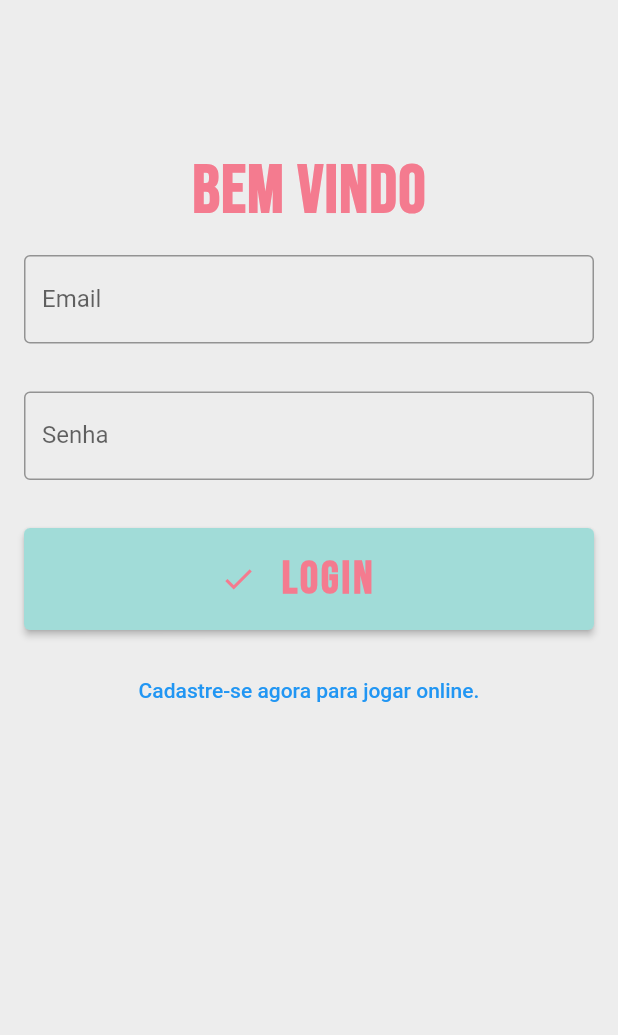
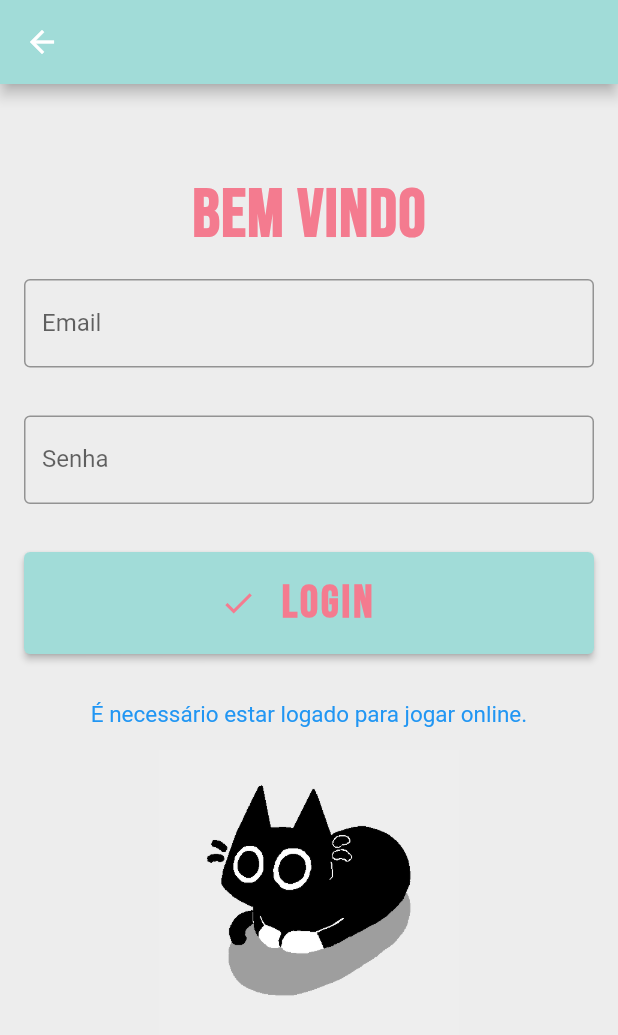
Before and after one commit to KarenAlessandra/JokenpoApp, a Flutter app: the screen it shows after launch, after a tap on "Jogar - Online", on a phone screen of 412 x 824 dp. Shown: the top 1035 px of the screen. Run offline on Flutter 3.47's test engine with Material 2 defaults, Android fonts, the phone set to English and light mode, and no system bars; our stand-ins replace animated_text_kit, firebase_auth, firebase_core, google_fonts; missing offline and left inert: dart:ffi; accounts and stored records are empty.

Commit message:
Melhorias na login page

```diff
--- a/lib/login_page.dart
+++ b/lib/login_page.dart
@@ -32,7 +32,7 @@ class _LoginPageState extends State<LoginPage> {
       if (isLogin) {
         titulo = 'Bem vindo';
         actionButton = 'Login';
-        toggleButton = 'Cadastre-se agora para jogar online.';
+        toggleButton = 'É necessário estar logado para jogar online.';
       } else {
         titulo = 'Crie sua conta';
         actionButton = 'Cadastrar';
@@ -62,10 +62,11 @@ class _LoginPageState extends State<LoginPage> {
   @override
   Widget build(BuildContext context) {
     return Scaffold(
+      appBar: AppBar(backgroundColor: const Color.fromRGBO(161, 220, 216, 1)),
       backgroundColor: const Color.fromRGBO(237, 237, 237, 1),
       body: SingleChildScrollView(
         child: Padding(
-          padding: EdgeInsets.only(top: 100),
+          padding: EdgeInsets.only(top: 60),
           child: Form(
             key: formKey,
             child: Column(
@@ -153,8 +154,20 @@ class _LoginPageState extends State<LoginPage> {
                   ),
                 ),
                 TextButton(
+                    style: TextButton.styleFrom(
+                        textStyle: TextStyle(
+                            decorationColor: Color.fromRGBO(244, 123, 143, 1),
+                            color: Color.fromRGBO(244, 123, 143, 1),
+                            fontSize: 15,
+                            letterSpacing: 0)),
                     onPressed: () => setFormAction(!isLogin),
                     child: Text(toggleButton)),
+                Image.asset(
+                  'imagens/cat_loaf.gif',
+                  alignment: Alignment.center,
+                  width: 200,
+                  height: 200,
+                ),
               ],
             ),
           ),
```
